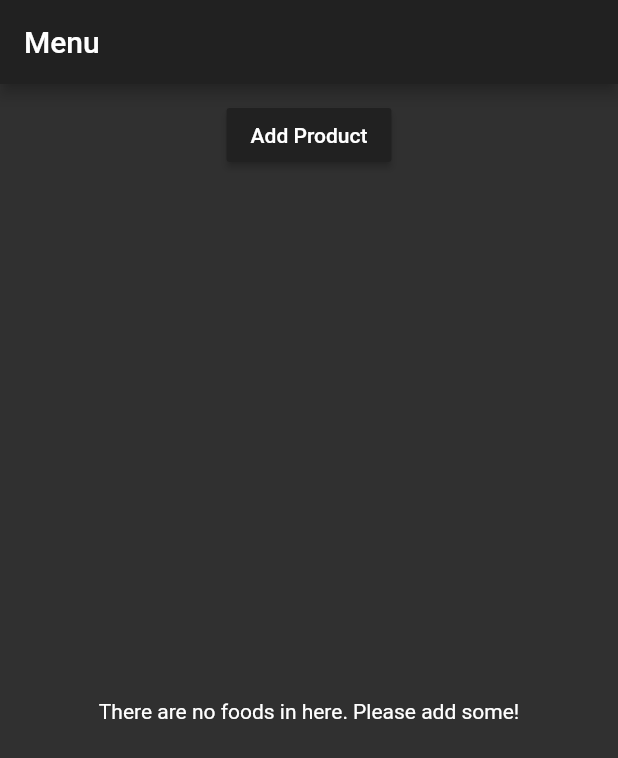
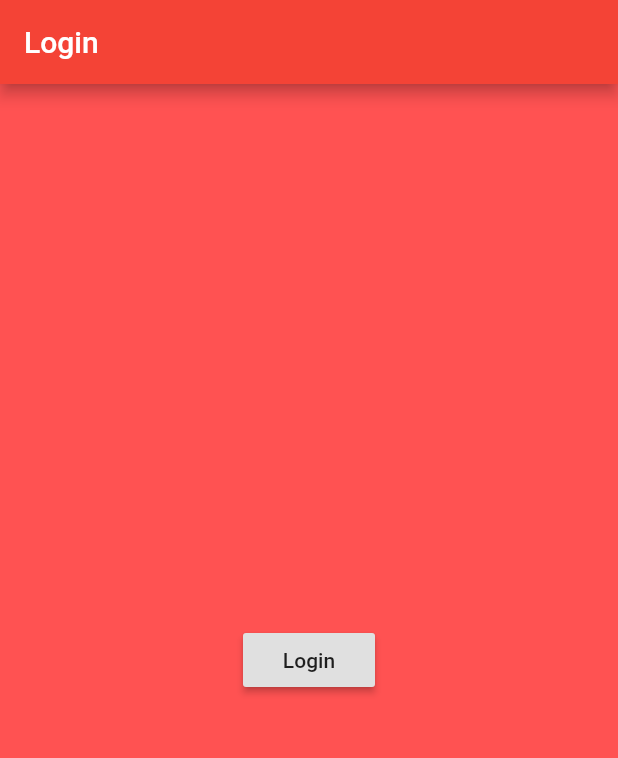
Before and after one commit to rafaelqueiroz88/learning-flutter, a Flutter app: the screen it shows after launch, on a phone screen of 412 x 824 dp. Shown: the top 758 px of the screen. Run offline on Flutter 3.47's test engine with Material 2 defaults, Android fonts, the phone set to English and light mode, and no system bars.

Commit message:
Inclusão de novos recursos de paginação. Enviando dados entre as páginas

```diff
--- a/lib/main.dart
+++ b/lib/main.dart
@@ -2,6 +2,8 @@ import 'package:flutter/material.dart';
 
 // Renderizando erros em tela
 // import 'package:flutter/rendering.dart';
+
+import 'pages/auth.dart';
 
 /**
  * Permite utilizar funções como: debugPaintSizeEnable = true
@@ -40,17 +42,12 @@ class MyApp extends StatelessWidget {
     return MaterialApp(
       // Material style properties
       theme: ThemeData(
-        primarySwatch: Colors.deepOrange,
-        accentColor: Colors.deepPurple,
-        brightness: Brightness.dark,
+        primarySwatch: Colors.red,
+        accentColor: Colors.redAccent,
+        // brightness: Brightness.dark,
       ),
       // Material style properties end
-      home: Scaffold(
-        appBar: AppBar(
-          title: Text("Menu"),
-        ),
-        body: ProductManager(),
-      ),
+      home: AuthPage(),
     );
   }
 }
--- /dev/null
+++ b/lib/pages/auth.dart
@@ -0,0 +1,27 @@
+import 'package:flutter/material.dart';
+
+import './products.dart';
+
+class AuthPage extends StatelessWidget {
+
+  @override
+  Widget build(BuildContext context) {
+    // TODO: implement build
+    return Scaffold(
+        backgroundColor: Colors.redAccent,
+        appBar: AppBar(
+          title: Text("Login"),
+        ),
+        body: Center(
+          child: RaisedButton(
+            child: Text('Login'),
+            onPressed: () {
+              Navigator.pushReplacement(context, MaterialPageRoute(
+                builder: (BuildContext context) => ProductsPage(),),
+              );
+            },
+          ),
+        ),
+      );
+  }
+}
--- a/lib/product_control.dart
+++ b/lib/product_control.dart
@@ -13,9 +13,9 @@ class ProductControl extends StatelessWidget {
     return RaisedButton(
         color: Theme.of(context).primaryColor,
         onPressed: () {
-          addProduct("Sweets Tester");
+          addProduct({'title': 'Chocolate', 'image': 'assets/food.jpg'});
         }, // Chamada anonima (e no caso, função vazia/sem retorno)
-        child: Text("Add Product"),
+        child: Text("Novo produto"),
       );
   }
 }
--- a/lib/product_manager.dart
+++ b/lib/product_manager.dart
@@ -10,7 +10,7 @@ import './product_control.dart';
 
 class ProductManager extends StatefulWidget {
 
-  final String startingProduct;
+  final Map<String, String> startingProduct;
 
   // Atribuindo um valor padrão, e dizendo para a instancia que o valor a ser passado
   // É o startingProduct, nesse caso
@@ -27,9 +27,13 @@ class ProductManager extends StatefulWidget {
 // e sim, para outra classe dentro do mesmo escopo
 class _ProductManager extends State<ProductManager> {
 
+  // A principio, a lista era definida como uma lista de string, e passou a ser uma lista
+  // do tipo map
+  List<Map<String, String>> _products = [];
+
   // O _ frente ao nome da propriedade, é utilizado como convenção quando
   // a propriedade será utilizada somente dentro desta classe
-  List<String> _products = [];
+  // List<String> _products = [];
 
   @override
   void initState() {
@@ -47,7 +51,9 @@ class _ProductManager extends State<ProductManager> {
     super.didUpdateWidget(oldWidget);
   }
 
-  void _updateProduct(String product) {
+  // dynamic poderia ser usado como um tipo genérico, porém, neste caso sabemos
+  // qual o tipo do elemento que será passado para o map
+  void _addProduct(Map<String, String> product) {
 
     setState(() {  // Função disponibilizada pelo flutter
       print(_products);
@@ -55,14 +61,24 @@ class _ProductManager extends State<ProductManager> {
     });
   }
 
+  void _deleteProduct(int index) {
+
+    setState(() {
+      _products.removeAt(index);
+    });
+  }
+
   @override
   Widget build(BuildContext context) {
     // TODO: implement build
-    return Column(children: [Container(
-      margin: EdgeInsets.all(10.0),
-      child: ProductControl(_updateProduct),
-    ),
-    Expanded(child: Products(_products)),
-    ],);
+    return Column(
+      children: [
+        Container(
+          margin: EdgeInsets.all(10.0),
+          child: ProductControl(_addProduct),
+        ),
+        Expanded(child: Products(_products, deleteProduct: _deleteProduct)),
+      ],
+    );
   }
 }
```
Also changed, not shown: lib/pages/product.dart (added, +55 -0 lines), lib/pages/products.dart (added, +37 -0 lines), lib/pages/productsmanager.dart (added, +43 -0 lines), lib/products.dart (+29 -4 lines).
